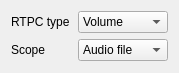
imginimg/o3de, file Gems/AudioEngineSoLoud/Code/Source/Editor/AudioFileToRtpcParamsWidget.ui: the form before one commit.
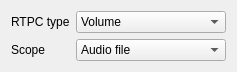
The form after the commit.

Commit message: [AudioEngineSoLoud/AudioSystem] Mix buses/filters initial implementation.

What changed in the file:
```diff
--- a/Gems/AudioEngineSoLoud/Code/Source/Editor/AudioFileToRtpcParamsWidget.ui
+++ b/Gems/AudioEngineSoLoud/Code/Source/Editor/AudioFileToRtpcParamsWidget.ui
@@ -6,11 +6,14 @@
    <rect>
     <x>0</x>
     <y>0</y>
-    <width>179</width>
+    <width>238</width>
     <height>73</height>
    </rect>
   </property>
-  <layout class="QGridLayout" name="gridLayout">
+  <layout class="QFormLayout" name="formLayout">
+   <property name="sizeConstraint">
+    <enum>QLayout::SetFixedSize</enum>
+   </property>
    <item row="0" column="0">
     <widget class="QLabel" name="label">
      <property name="text">
@@ -20,6 +23,12 @@
    </item>
    <item row="0" column="1">
     <widget class="QComboBox" name="m_rtpcTypeCB">
+     <property name="minimumSize">
+      <size>
+       <width>150</width>
+       <height>0</height>
+      </size>
+     </property>
      <item>
       <property name="text">
        <string>Volume</string>
```
The commit also changes 54 other files.
